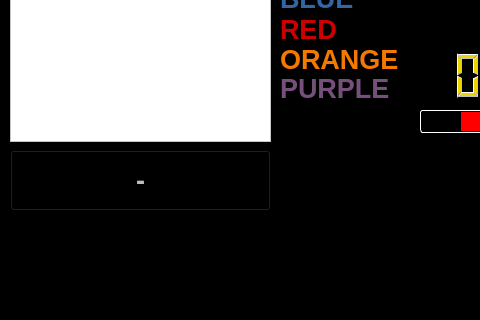
This is mainwindow.ui in chingling123/gmxp_pacman as Qt 5 draws it before an edit; both pictures show x 0 to 480 and y 160 to 480 of the 800 by 480 pixel window. The edited form follows.
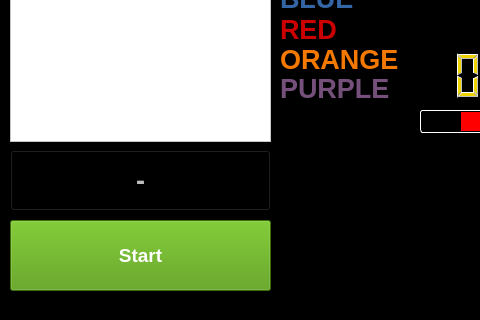
This is the edited form.

What changed in the file:
```diff
--- a/mainwindow.ui
+++ b/mainwindow.ui
@@ -532,6 +532,32 @@
      <bool>true</bool>
     </property>
    </widget>
+   <widget class="QPushButton" name="btnStart">
+    <property name="geometry">
+     <rect>
+      <x>10</x>
+      <y>380</y>
+      <width>261</width>
+      <height>71</height>
+     </rect>
+    </property>
+    <property name="font">
+     <font>
+      <pointsize>14</pointsize>
+      <weight>75</weight>
+      <bold>true</bold>
+     </font>
+    </property>
+    <property name="styleSheet">
+     <string notr="true">:enabled{
+	
+	background-color: rgb(78, 154, 6);
+color: rgb(255, 255, 255);}</string>
+    </property>
+    <property name="text">
+     <string>Start</string>
+    </property>
+   </widget>
   </widget>
  </widget>
  <layoutdefault spacing="6" margin="11"/>
```
